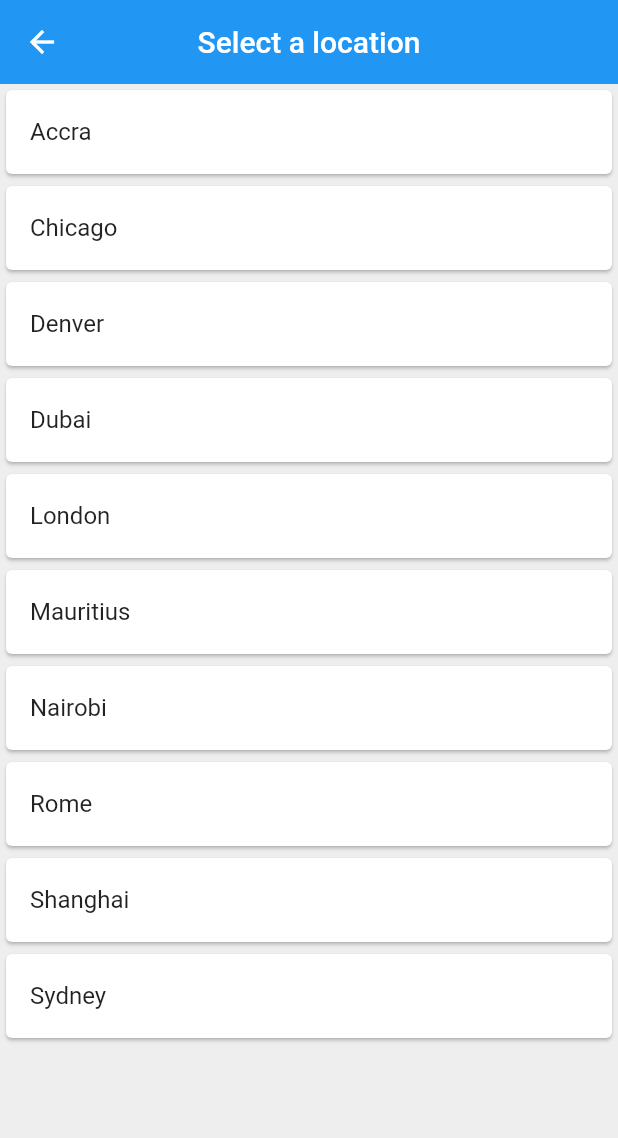
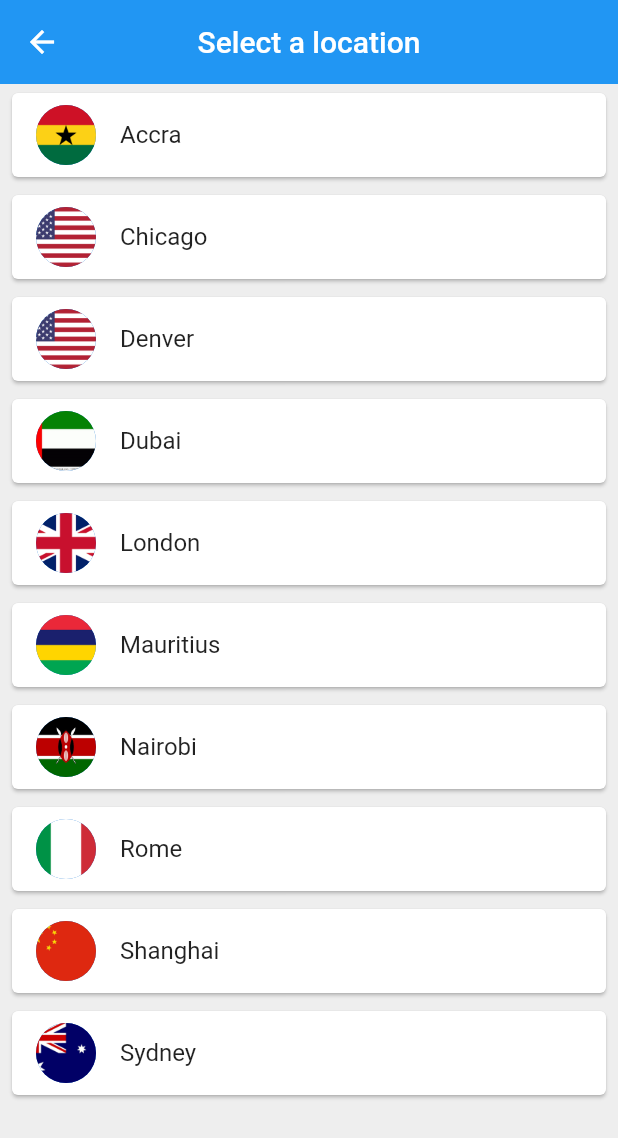
Before and after one commit to Louis-crypto/worldclock, a Flutter app: the Location screen opened by its route, on a phone screen of 412 x 824 dp. Shown: the top 1138 px of the screen. Run offline on Flutter 3.47's test engine with Material 2 defaults, Android fonts, the phone set to English and light mode, and no system bars; our stand-ins replace flutter_spinkit; network calls fail; statements that could not run were skipped.

Commit message:
Display list objects in a list builder in locations screen

```diff
--- a/lib/Screentivities/location.dart
+++ b/lib/Screentivities/location.dart
@@ -10,17 +10,21 @@ class Location extends StatefulWidget {
 class _LocationState extends State<Location> {
 
   List<WorldTime> locations = [
-    WorldTime('Accra', 'flag', 'Africa/Accra'),
-    WorldTime('Chicago', 'flag', 'America/Chicago'),
-    WorldTime('Denver', 'flag', 'America/Denver'),
-    WorldTime('Dubai', 'flag', 'Asia/Dubai'),
-    WorldTime('London', 'flag', 'Europe/London'),
-    WorldTime('Mauritius', 'flag', 'Indian/Mauritius'),
-    WorldTime('Nairobi', 'flag', 'Africa/Nairobi'),
-    WorldTime('Rome', 'flag', 'Europe/Rome'),
-    WorldTime('Shanghai', 'flag', 'Asia/Shanghai'),
-    WorldTime('Sydney', 'flag', 'Australia/Sydney'),
+    WorldTime('Accra', 'ghanaflag.png', 'Africa/Accra'),
+    WorldTime('Chicago', 'usaflag.png', 'America/Chicago'),
+    WorldTime('Denver', 'usaflag.png', 'America/Denver'),
+    WorldTime('Dubai', 'uaeflag.png', 'Asia/Dubai'),
+    WorldTime('London', 'englandflag.png', 'Europe/London'),
+    WorldTime('Mauritius', 'mauritiusflag.png', 'Indian/Mauritius'),
+    WorldTime('Nairobi', 'kenyaflag.png', 'Africa/Nairobi'),
+    WorldTime('Rome', 'italyflag.png', 'Europe/Rome'),
+    WorldTime('Shanghai', 'chinaflag.png', 'Asia/Shanghai'),
+    WorldTime('Sydney', 'australiaflag.png', 'Australia/Sydney'),
   ];
+
+  void updateTime(index) async{
+
+  }
 
   @override
   Widget build(BuildContext context) {
@@ -35,10 +39,18 @@ class _LocationState extends State<Location> {
       body: ListView.builder(
         itemCount: locations.length,
         itemBuilder: (context, index){
-          return Card(
-            child: ListTile(
-              onTap: (){},
-              title: Text(locations[index].location),
+          return Padding(
+            padding: const EdgeInsets.symmetric(vertical: 2.0, horizontal: 4.0),
+            child: Card(
+              child: ListTile(
+                onTap: (){
+                  updateTime(index);
+                },
+                title: Text(locations[index].location),
+                leading: CircleAvatar(
+                  backgroundImage: AssetImage('assets/${locations[index].flag}'),
+                ),
+              ),
             ),
           );
         },
```
